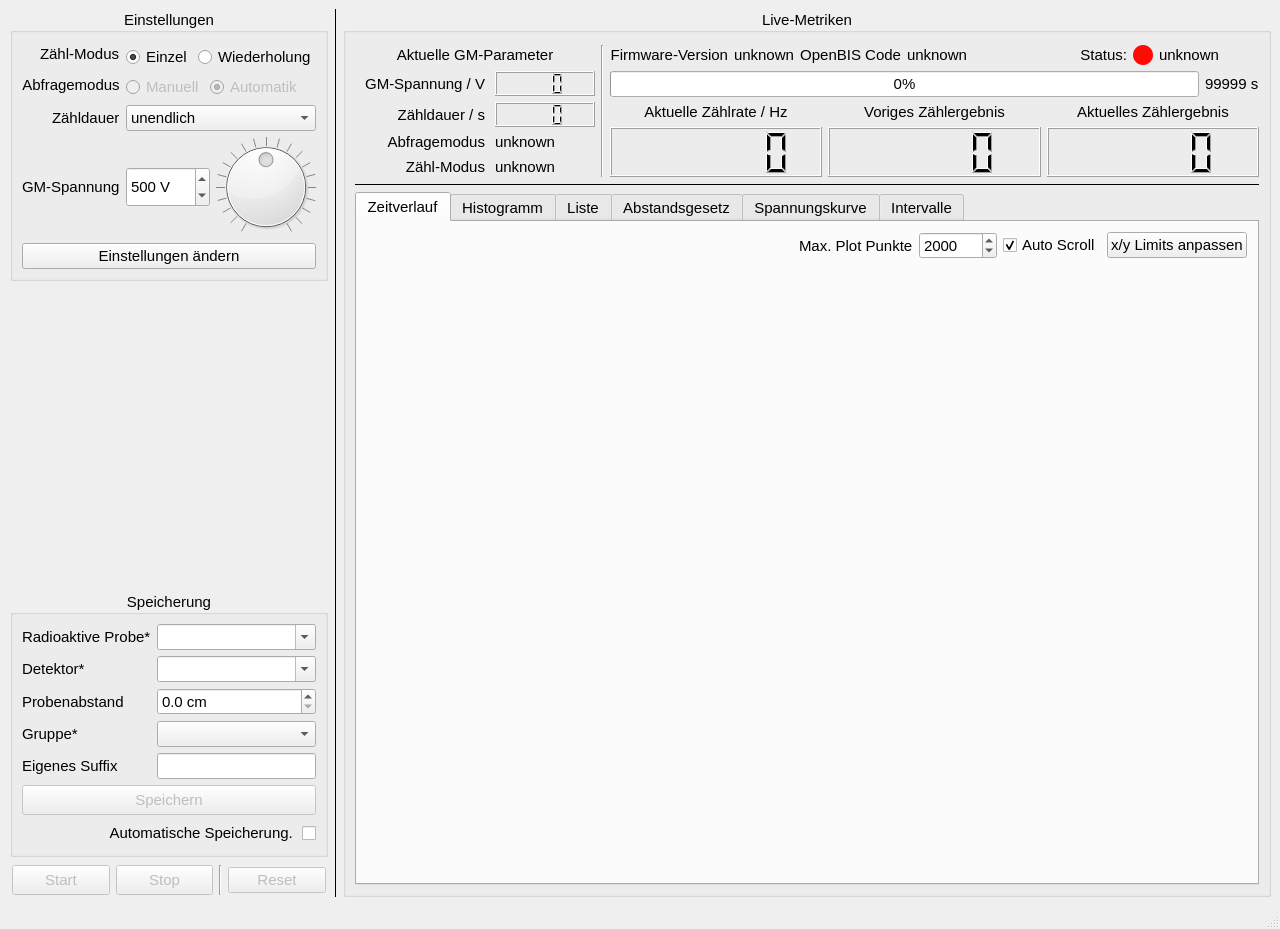
Above: gmcounter/pyqt/mainwindow.ui from cckssr/gmcounter before the change. Below: the same form after it.
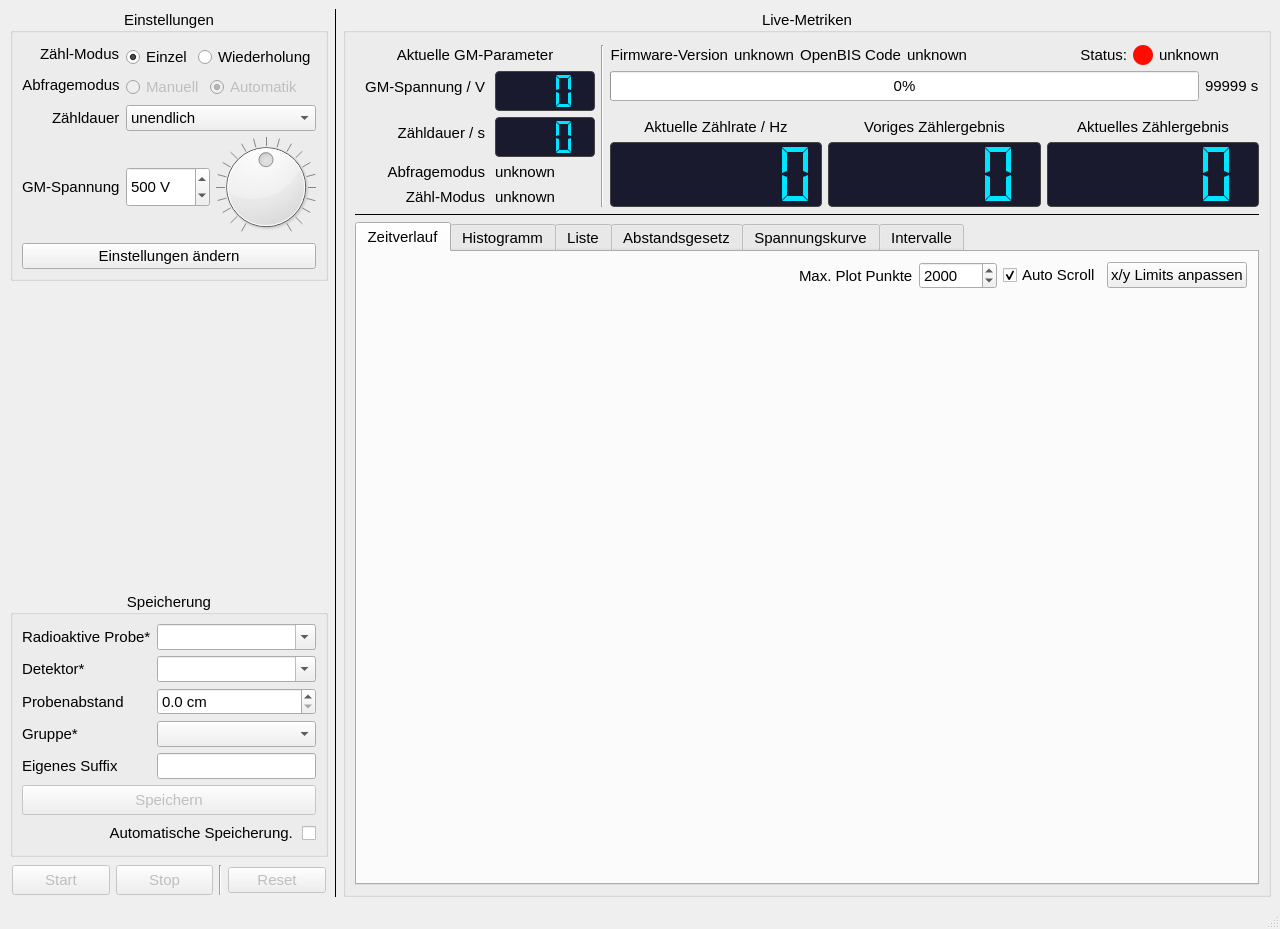
That is the form after the change.

Diff of the .ui file:
```diff
--- a/gmcounter/pyqt/mainwindow.ui
+++ b/gmcounter/pyqt/mainwindow.ui
@@ -1873,26 +1873,32 @@
                <property name="minimumSize">
                 <size>
                  <width>0</width>
-                 <height>25</height>
+                 <height>40</height>
                 </size>
                </property>
                <property name="maximumSize">
                 <size>
-                 <width>120</width>
-                 <height>50</height>
+                 <width>150</width>
+                 <height>65</height>
                 </size>
                </property>
                <property name="font">
                 <font>
-                 <pointsize>11</pointsize>
+                 <pointsize>13</pointsize>
                 </font>
                </property>
                <property name="toolTip">
                 <string>Aktuelle GM-Spannung</string>
                </property>
+               <property name="styleSheet">
+                <string notr="true">QLCDNumber { background-color: #1a1a2e; color: #00e5ff; border: 1px solid #444; border-radius: 4px; }</string>
+               </property>
                <property name="digitCount">
                 <number>3</number>
                </property>
+               <property name="segmentStyle">
+                <enum>QLCDNumber::SegmentStyle::Flat</enum>
+               </property>
               </widget>
              </item>
              <item row="1" column="0">
@@ -1927,26 +1933,32 @@
                <property name="minimumSize">
                 <size>
                  <width>100</width>
-                 <height>25</height>
+                 <height>40</height>
                 </size>
                </property>
                <property name="maximumSize">
                 <size>
-                 <width>120</width>
-                 <height>50</height>
+                 <width>150</width>
+                 <height>65</height>
                 </size>
                </property>
                <property name="font">
                 <font>
-                 <pointsize>11</pointsize>
+                 <pointsize>13</pointsize>
                 </font>
                </property>
                <property name="toolTip">
-                <string>Aktuelle eingestellte Zähldauer. 999 für unendllich</string>
+                <string>Aktuelle eingestellte Zähldauer. 999 für unendlich</string>
+               </property>
+               <property name="styleSheet">
+                <string notr="true">QLCDNumber { background-color: #1a1a2e; color: #00e5ff; border: 1px solid #444; border-radius: 4px; }</string>
                </property>
                <property name="digitCount">
                 <number>3</number>
                </property>
+               <property name="segmentStyle">
+                <enum>QLCDNumber::SegmentStyle::Flat</enum>
+               </property>
               </widget>
              </item>
              <item row="2" column="0">
@@ -2082,26 +2094,32 @@
              <property name="minimumSize">
               <size>
                <width>200</width>
-               <height>50</height>
+               <height>65</height>
               </size>
              </property>
              <property name="maximumSize">
               <size>
                <width>1000</width>
-               <height>70</height>
+               <height>90</height>
               </size>
              </property>
              <property name="font">
               <font>
-               <pointsize>11</pointsize>
+               <pointsize>14</pointsize>
               </font>
              </property>
+             <property name="styleSheet">
+              <string notr="true">QLCDNumber { background-color: #1a1a2e; color: #00e5ff; border: 1px solid #444; border-radius: 4px; }</string>
+             </property>
              <property name="frameShape">
               <enum>QFrame::Shape::Box</enum>
              </property>
              <property name="frameShadow">
               <enum>QFrame::Shadow::Raised</enum>
              </property>
+             <property name="segmentStyle">
+              <enum>QLCDNumber::SegmentStyle::Flat</enum>
+             </property>
             </widget>
            </item>
            <item row="0" column="0">
@@ -2148,26 +2166,32 @@
              <property name="minimumSize">
               <size>
                <width>200</width>
-               <height>50</height>
+               <height>65</height>
               </size>
              </property>
              <property name="maximumSize">
               <size>
                <width>1000</width>
-               <height>70</height>
+               <height>90</height>
               </size>
              </property>
              <property name="font">
               <font>
-               <pointsize>11</pointsize>
+               <pointsize>14</pointsize>
               </font>
              </property>
+             <property name="styleSheet">
+              <string notr="true">QLCDNumber { background-color: #1a1a2e; color: #00e5ff; border: 1px solid #444; border-radius: 4px; }</string>
+             </property>
              <property name="frameShape">
               <enum>QFrame::Shape::Box</enum>
              </property>
              <property name="frameShadow">
               <enum>QFrame::Shadow::Raised</enum>
              </property>
+             <property name="segmentStyle">
+              <enum>QLCDNumber::SegmentStyle::Flat</enum>
+             </property>
             </widget>
            </item>
            <item row="2" column="4">
@@ -2235,20 +2259,23 @@
              <property name="minimumSize">
               <size>
                <width>200</width>
-               <height>50</height>
+               <height>65</height>
               </size>
              </property>
              <property name="maximumSize">
               <size>
                <width>1000</width>
-               <height>70</height>
+               <height>90</height>
               </size>
              </property>
              <property name="font">
               <font>
-               <pointsize>11</pointsize>
+               <pointsize>14</pointsize>
               </font>
              </property>
+             <property name="styleSheet">
+              <string notr="true">QLCDNumber { background-color: #1a1a2e; color: #00e5ff; border: 1px solid #444; border-radius: 4px; }</string>
+             </property>
              <property name="frameShape">
               <enum>QFrame::Shape::Box</enum>
              </property>
@@ -2258,6 +2285,9 @@
              <property name="digitCount">
               <number>6</number>
              </property>
+             <property name="segmentStyle">
+              <enum>QLCDNumber::SegmentStyle::Flat</enum>
+             </property>
             </widget>
            </item>
            <item row="1" column="2" colspan="3">
```
Left out of the diff: 2 changed lines with no effect on the pictures.
